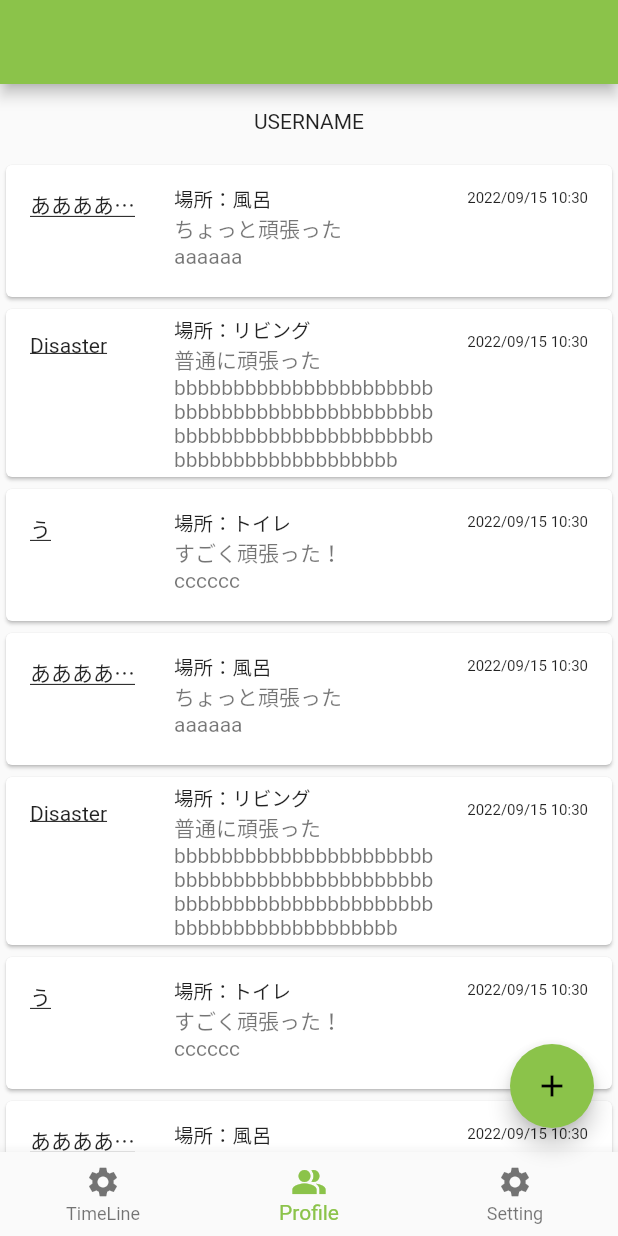
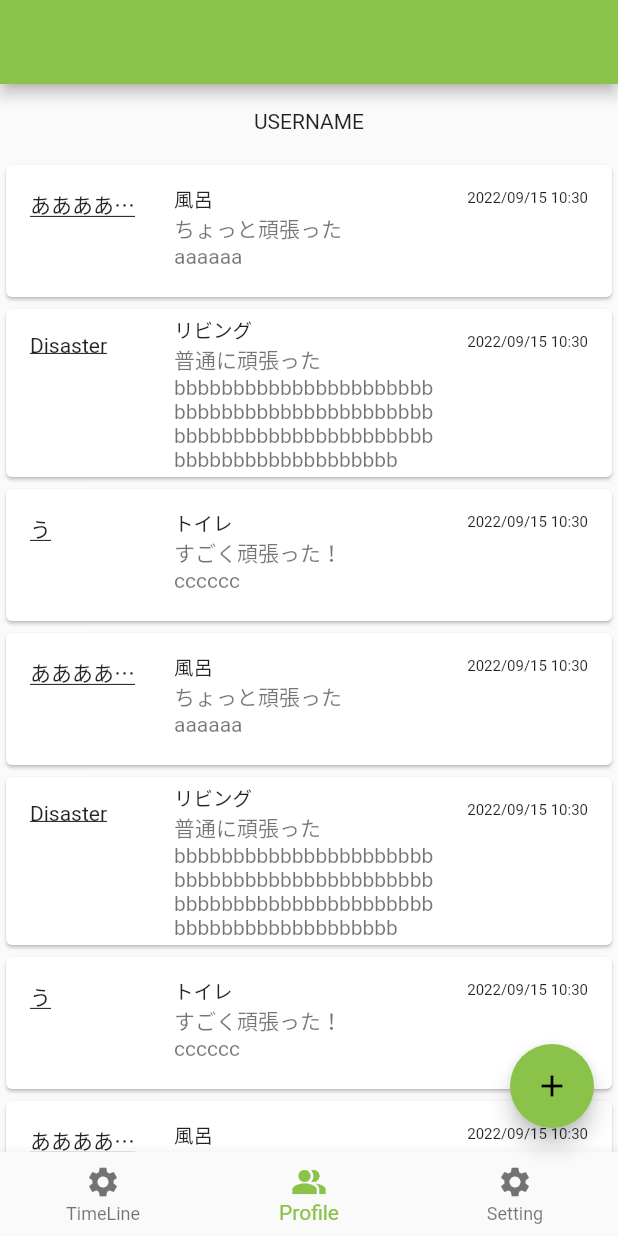
Before and after one commit to seipan1213/cleanApp, a Flutter app: the MyHomePage screen opened directly with empty values, item 2 of the bottom bar chosen, on a phone screen of 412 x 824 dp. Run offline on Flutter 3.47's test engine with Material 2 defaults, Android fonts, the phone set to English and light mode, and no system bars; our stand-ins replace cloud_firestore, firebase_auth, firebase_core; missing offline and left inert: dart:ffi; accounts and stored records are empty.

Commit message:
HomePage切り出しによエラー解決

```diff
--- a/lib/fragments/profile.dart
+++ b/lib/fragments/profile.dart
@@ -49,7 +49,10 @@ class UserInfo extends StatelessWidget {
             child: Center(
               child: Column(
                 children: [
-                  Text('USERNAME',style: TextStyle(),),
+                  Text(
+                    'USERNAME',
+                    style: TextStyle(),
+                  ),
                 ],
                 mainAxisSize: MainAxisSize.min,
               ),
@@ -70,7 +73,7 @@ class UserInfo extends StatelessWidget {
                             fontSize: 14,
                           ))),
                   title: Text(
-                    '場所：' + postList[index % 3]['spot']!,
+                    postList[index % 3]['spot']!,
                     style: TextStyle(fontSize: 13),
                   ),
                   subtitle: Text(postList[index % 3]['intensity']! +
--- a/lib/pages/homePage.dart
+++ b/lib/pages/homePage.dart
@@ -6,6 +6,7 @@ import 'package:rakuten_demo/services/apiService.dart';
 import '../fragments/profile.dart';
 import '../fragments/timeline.dart';
 import 'package:firebase_core/firebase_core.dart';
+import '../fragments/cleaningSetting.dart';
 
 class MyHomePage extends StatefulWidget {
   const MyHomePage({super.key, required this.title, required this.user_id});
@@ -33,7 +34,7 @@ class _MyHomePageState extends State<MyHomePage> {
     List<Widget> pages = [
       PostInfo(),
       UserInfo(),
-      Text('aaaaaaa'),
+      CleaningSettingForms(userId: 'aaa')
     ];
     void onTapItem(int index) {
       setState(() {
```
Also changed, not shown: lib/fragments/cleaningSetting.dart (+0 -40 lines).
